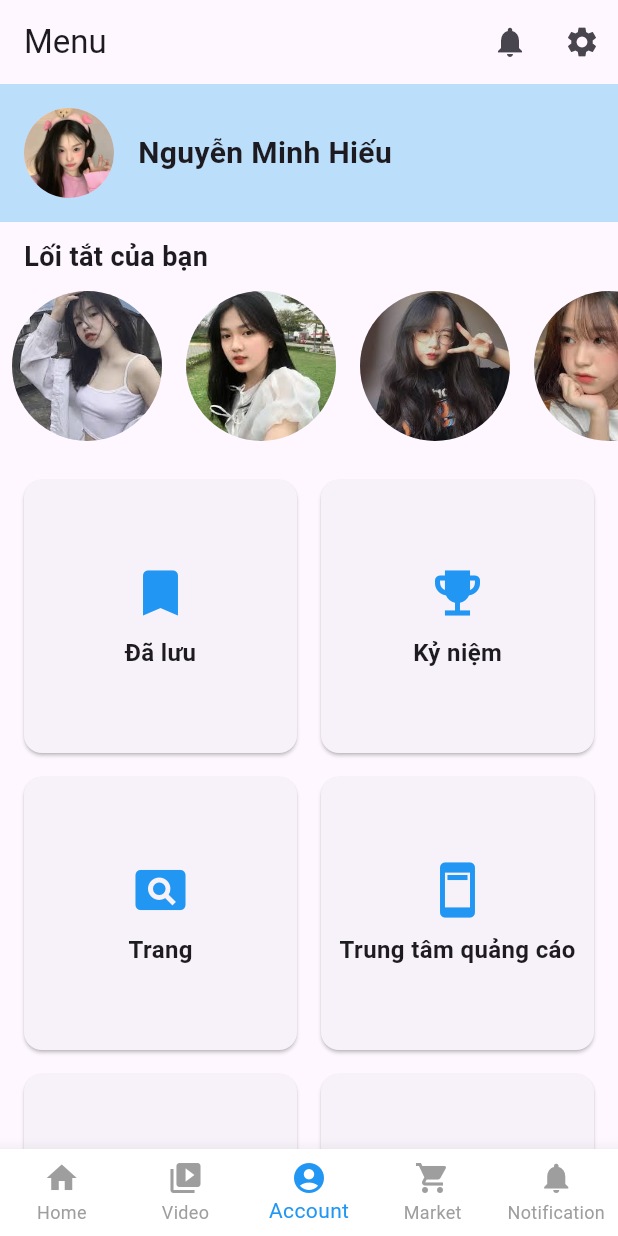
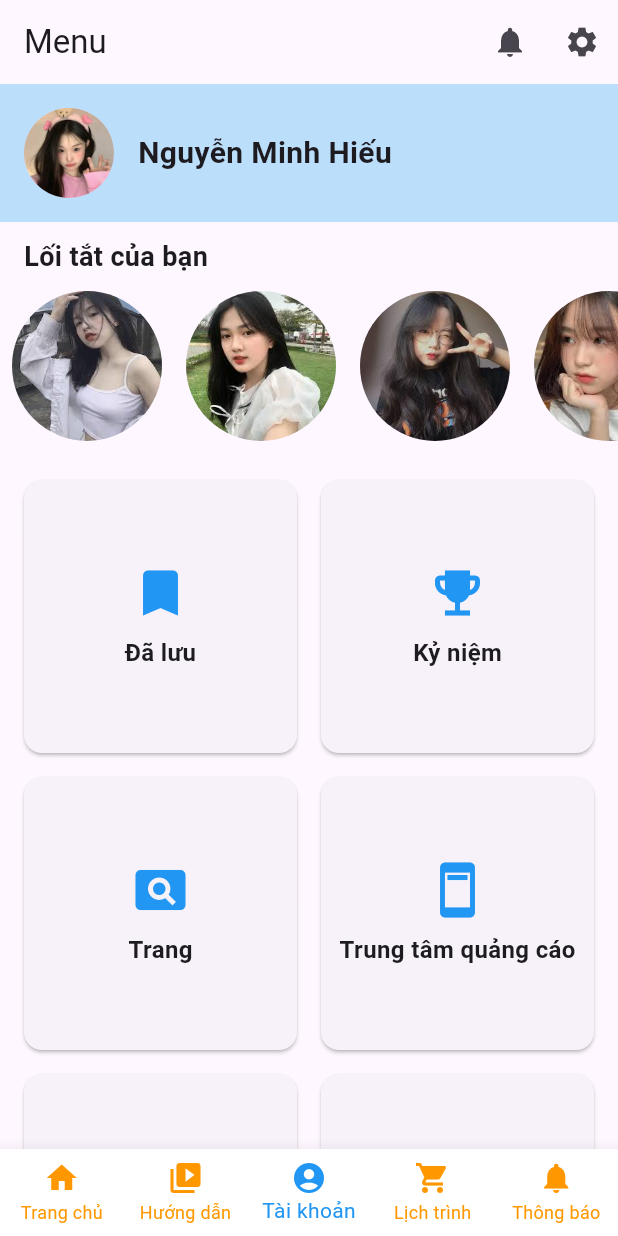
Before and after one commit to mhieu102/ltdd_c4_n3_ck_android, a Flutter app: the MainScreen screen opened directly, item 3 of the bottom bar chosen, on a phone screen of 412 x 824 dp. Run offline on Flutter 3.47's test engine with Material 3 defaults, Android fonts, the phone set to English and light mode, and no system bars; our stand-ins replace flutter_dotenv, flutter_spinkit, font_awesome_flutter, google_fonts, jwt_decoder, shared_preferences and 1 more; accounts and stored records are empty; network calls fail; key blocks and very long unbroken strings in the code were emptied for the run.

Commit message:
mot so button a nghia sua

```diff
--- a/lib/screens/home_screen.dart
+++ b/lib/screens/home_screen.dart
@@ -20,7 +20,7 @@ class _HomeScreenState extends State<HomeScreen> {
           Container(
             decoration: BoxDecoration(
               image: DecorationImage(
-                image: AssetImage('backgroundhome.jpg'), // Đường dẫn đến hình ảnh trong thư mục assets
+                image: AssetImage('assets/backgroundhome.jpg'), // Đường dẫn đến hình ảnh trong thư mục assets
                 fit: BoxFit.cover,
               ),
             ),
@@ -144,7 +144,7 @@ class _HomeScreenState extends State<HomeScreen> {
           child: Icon(icon, color: Colors.orange),
         ),
         SizedBox(height: 8),
-        Text(label, style: TextStyle(fontSize: 14, color: Colors.white)),
+        Text(label, style: TextStyle(fontSize: 14, color: Colors.black)),
       ],
     );
   }
@@ -160,7 +160,7 @@ class _HomeScreenState extends State<HomeScreen> {
         SizedBox(height: 8),
         Text(
           label,
-          style: TextStyle(fontSize: 14, color: Colors.white),
+          style: TextStyle(fontSize: 14, color: Colors.black),
           textAlign: TextAlign.center,
         ),
       ],
--- a/lib/screens/login_screen.dart
+++ b/lib/screens/login_screen.dart
@@ -101,7 +101,7 @@ class _LoginScreenState extends State<LoginScreen> {
           // Ảnh nền
           Positioned.fill(
             child: Image.asset(
-              'backgroundhome.jpg', // Đường dẫn đến ảnh
+              'assets/backgroundhome.jpg', // Đường dẫn đến ảnh
               fit: BoxFit.cover, // Đảm bảo ảnh phủ toàn màn hình
             ),
           ),
--- a/lib/screens/main_screen.dart
+++ b/lib/screens/main_screen.dart
@@ -63,7 +63,7 @@ class _MainScreenState extends State<MainScreen> {
 
   Color _getIconColor(int index) {
 
-    return _currentIndex == index ? Colors.blue : Colors.grey;
+    return _currentIndex == index ? Colors.blue : Colors.orange;
 
   }
 
@@ -106,7 +106,7 @@ class _MainScreenState extends State<MainScreen> {
 
             icon: Icon(Icons.home, color: _getIconColor(0)),
 
-            label: 'Home',
+            label: 'Trang chủ',
 
           ),
 
@@ -114,7 +114,7 @@ class _MainScreenState extends State<MainScreen> {
 
             icon: Icon(Icons.video_library, color: _getIconColor(1)),
 
-            label: 'Video',
+            label: 'Hướng dẫn',
 
           ),
 
@@ -122,7 +122,7 @@ class _MainScreenState extends State<MainScreen> {
 
             icon: Icon(Icons.account_circle, color: _getIconColor(2)),
 
-            label: 'Account',
+            label: 'Tài khoản',
 
           ),
 
@@ -130,14 +130,14 @@ class _MainScreenState extends State<MainScreen> {
 
             icon: Icon(Icons.shopping_cart, color: _getIconColor(3)),
 
-            label: 'Market',
+            label: 'Lịch trình',
 
           ),
           BottomNavigationBarItem(
 
             icon: Icon(Icons.notifications, color: _getIconColor(4)),
 
-            label: 'Notification',
+            label: 'Thông báo',
 
           ),
 
@@ -149,7 +149,7 @@ class _MainScreenState extends State<MainScreen> {
 
         selectedItemColor: Colors.blue,
 
-        unselectedItemColor: Colors.grey,
+        unselectedItemColor: Colors.orange,
 
         elevation: 10,
 
--- a/pubspec.yaml
+++ b/pubspec.yaml
@@ -102,3 +102,4 @@ flutter:
   assets:
     - assets/
     - .env
+    - assets/backgroundhome.jpg
```
Also changed, not shown: pubspec.lock, 2 other files.
